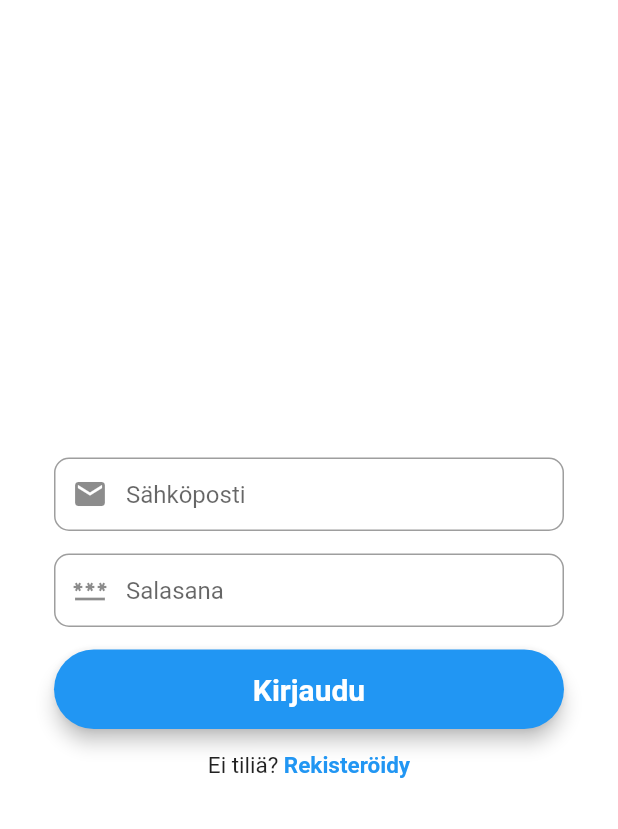
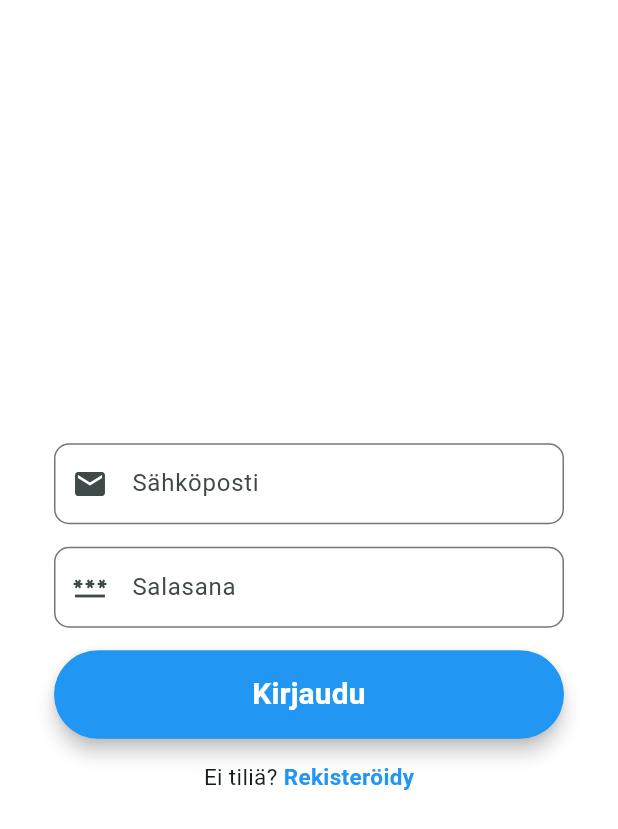
Before and after one commit to Jrvi/kalenteri, a Flutter app: the screen it shows after launch, on a phone screen of 412 x 824 dp. Shown: the top 829 px of the screen. Run offline on Flutter 3.47's test engine with Material 2 defaults, Android fonts, the phone set to English and light mode, and no system bars; our stand-ins replace firebase_auth, firebase_core; accounts and stored records are empty.

Commit message:
Mainiin teema ja vakioille tiedosto

```diff
--- a/app/lib/main.dart
+++ b/app/lib/main.dart
@@ -30,6 +30,11 @@ class MyApp extends StatelessWidget {
       onGenerateRoute: RouteGenerator.generateRoute,
       theme: ThemeData(
         primarySwatch: Colors.blue,
+        useMaterial3: true, //toimiiko?
+        colorScheme: ColorScheme.fromSeed(
+            brightness: Brightness.light,
+            //primary: Colors.yellow,
+            seedColor: Color(0x00006a60)),
       ),
       home: const MyHomePage(title: 'Demo'),
     );
```
Also changed, not shown: app/lib/properties.dart (added).
